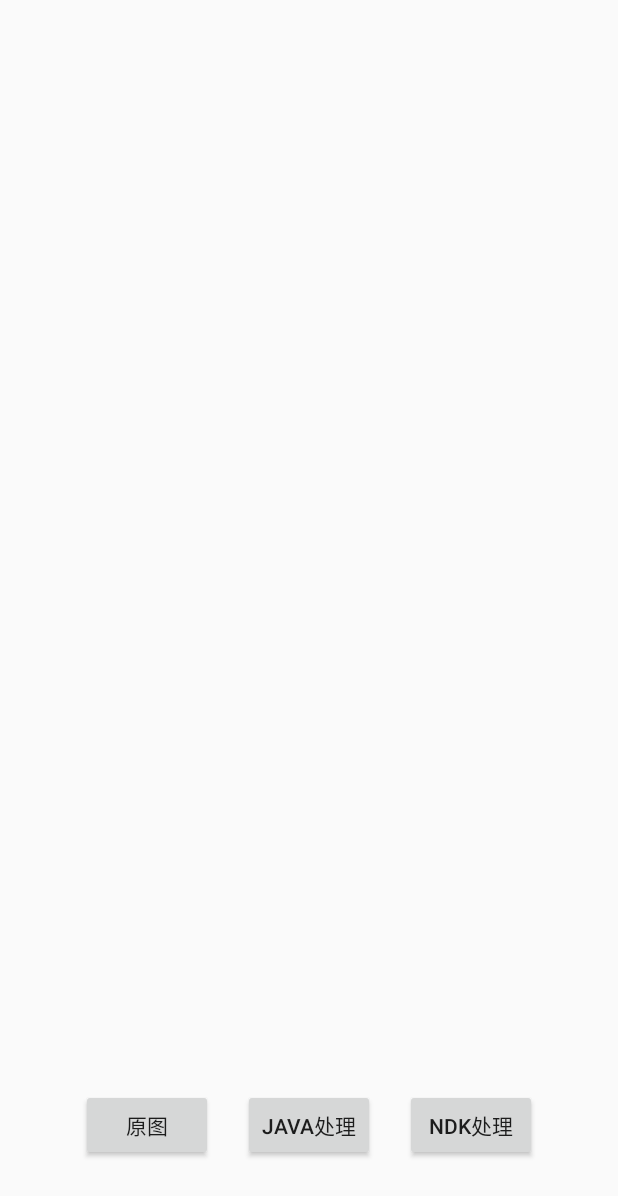
After one commit to VincentLoveAndroid/CustomViewSet, an Android app: the layout activity_image.xml on its own in the app's theme, with its tools: preview values and no code run, on a phone screen of 412 x 824 dp. The commit adds this screen. Shown: the top 1196 px of the screen. Run offline under Robolectric (Android 15) with nearby library versions, the phone set to English and light mode, and no system bars.

Commit message:
NdkImageUtil

```diff
--- a/app/src/main/java/com/example/mingren/customviewset/view/ListenScrollListView.java
+++ b/app/src/main/java/com/example/mingren/customviewset/view/ListenScrollListView.java
@@ -7,6 +7,7 @@ package com.example.mingren.customviewset.view;
 
 import android.content.Context;
 import android.util.AttributeSet;
+import android.util.Log;
 import android.view.View;
 import android.view.ViewConfiguration;
 import android.widget.AbsListView;
--- /dev/null
+++ b/app/src/main/res/layout/activity_image.xml
@@ -0,0 +1,43 @@
+<?xml version="1.0" encoding="utf-8"?>
+<RelativeLayout xmlns:android="http://schemas.android.com/apk/res/android"
+    xmlns:tools="http://schemas.android.com/tools"
+    android:id="@+id/activity_image"
+    android:layout_width="match_parent"
+    android:layout_height="match_parent"
+    tools:context="com.example.mingren.customviewset.ndk.ImageActivity">
+
+    <ImageView
+        android:id="@+id/iv_test"
+        android:layout_width="match_parent"
+        android:layout_height="match_parent" />
+
+
+    <LinearLayout
+        android:layout_width="wrap_content"
+        android:layout_height="wrap_content"
+        android:layout_alignParentBottom="true"
+        android:layout_centerHorizontal="true"
+        android:layout_marginBottom="50dp">
+
+        <Button
+            android:layout_width="wrap_content"
+            android:layout_height="wrap_content"
+            android:onClick="source"
+            android:text="原图" />
+
+        <Button
+            android:layout_width="wrap_content"
+            android:layout_height="wrap_content"
+            android:layout_marginLeft="20dp"
+            android:onClick="java"
+            android:text="java处理" />
+
+        <Button
+            android:layout_width="wrap_content"
+            android:layout_height="wrap_content"
+            android:layout_marginLeft="20dp"
+            android:onClick="ndk"
+            android:text="ndk处理" />
+
+    </LinearLayout>
+</RelativeLayout>
--- a/gradle.properties
+++ b/gradle.properties
@@ -15,3 +15,4 @@
 #Mon Sep 19 10:20:21 CST 2016
 systemProp.http.proxyHost=hx.gy
 systemProp.http.proxyPort=1080
+android.useDeprecatedNdk=true
```
Also changed, not shown: app/build.gradle (+6 -1 lines), app/src/main/AndroidManifest.xml (+11 -2 lines), app/src/main/java/com/example/mingren/customviewset/Sign.java (+9 -4 lines), app/src/main/java/com/example/mingren/customviewset/activity/VectorDrawableActivity.java (added, +25 -0 lines), app/src/main/java/com/example/mingren/customviewset/ndk/ImageActivity.java (added, +45 -0 lines), app/src/main/java/com/example/mingren/customviewset/ndk/JavaImageUtil.java (added, +38 -0 lines), app/src/main/java/com/example/mingren/customviewset/ndk/NdkImageUtil.java (added, +15 -0 lines), app/src/main/res/anim/star_animated.xml (added, +17 -0 lines), app/src/main/res/layout/activity_vector_drawable.xml (added, +18 -0 lines), app/src/main/res/mipmap-xhdpi/girl_big.jpg (added), gradle/wrapper/gradle-wrapper.properties, 1 other file.
